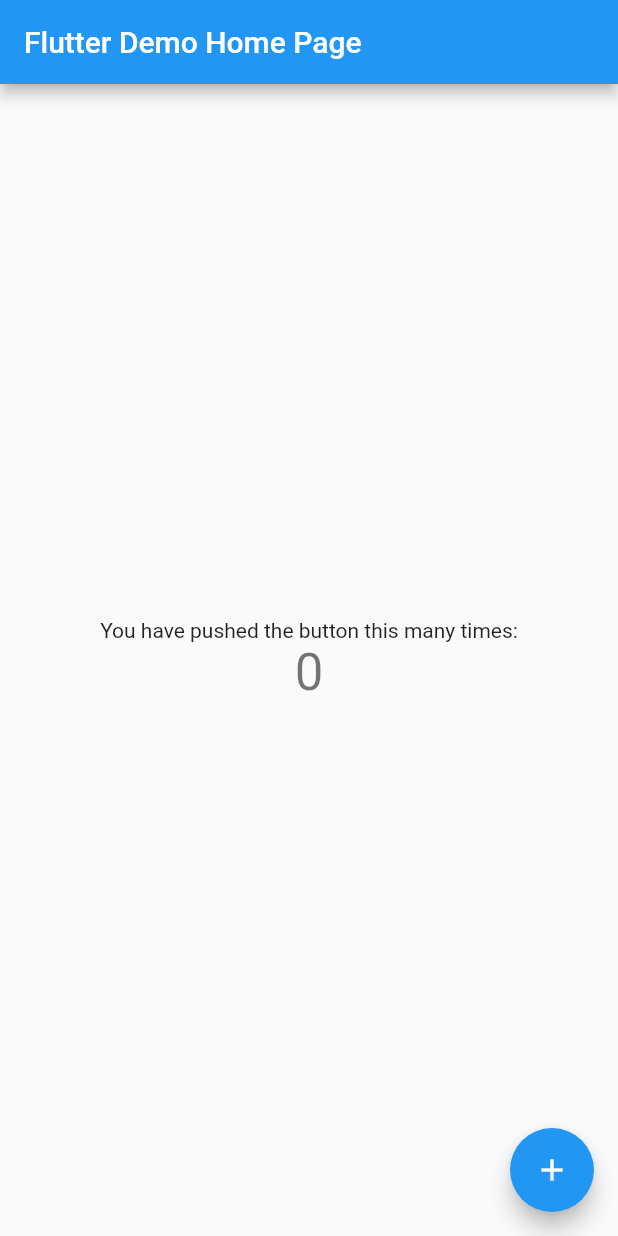
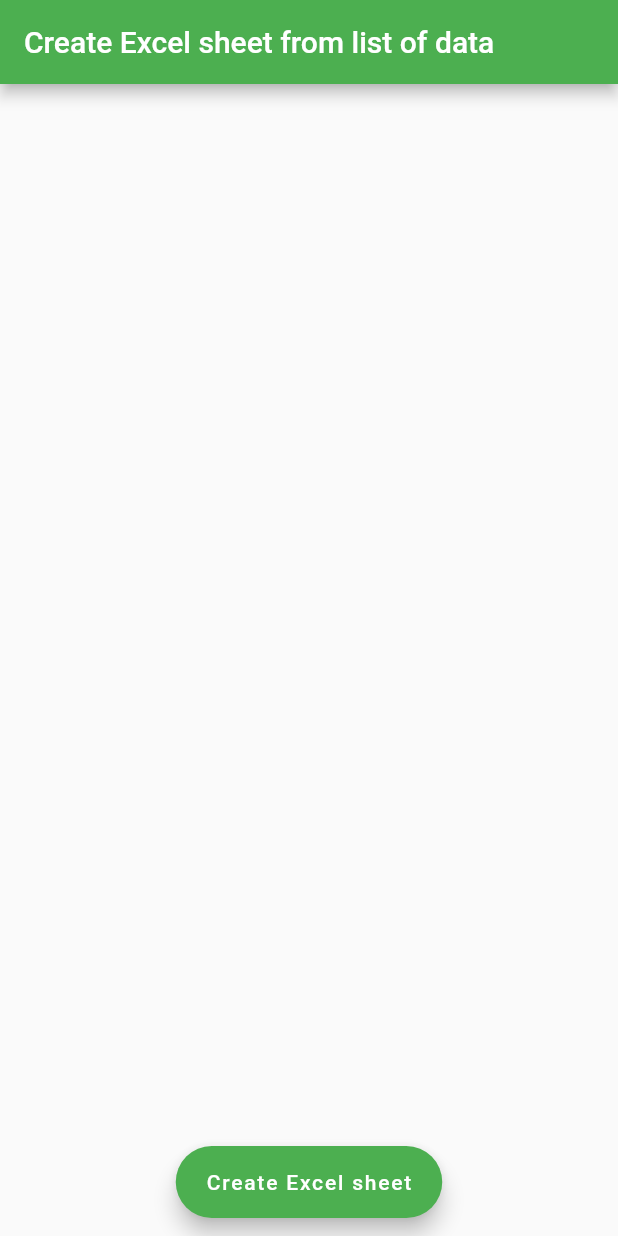
Before and after one commit to flutterwings304/create_excel_sheet_flutter_template, a Flutter app: the screen it shows after launch, on a phone screen of 412 x 824 dp. Run offline on Flutter 3.47's test engine with Material 2 defaults, Android fonts, the phone set to English and light mode, and no system bars; missing offline and left inert: syncfusion_flutter_xlsio.

Commit message:
create excel sheet

```diff
--- /dev/null
+++ b/assets/testing.json
@@ -0,0 +1,34 @@
+[
+    {
+        "title": "How to Add .env File in Flutter?",
+        "link": "https://www.geeksforgeeks.org/how-to-add-env-file-in-flutter/"
+    },
+    {
+        "title": "Flutter - Select Single and Multiple Files From Device",
+        "link": "https://www.geeksforgeeks.org/flutter-select-single-and-multiple-files-from-device/"
+    },
+    {
+        "title": "Autofill Hints Suggestion List in Flutter",
+        "link": "https://www.geeksforgeeks.org/autofill-hints-suggestion-list-in-flutter/"
+    },
+    {
+        "title": "How to Integrate Razorpay Payment Gateway in Flutter?",
+        "link": "https://www.geeksforgeeks.org/how-to-integrate-razorpay-payment-gateway-in-flutter/"
+    },
+    {
+        "title": "How to Setup Multiple Flutter Versions on Mac?",
+        "link": "https://www.geeksforgeeks.org/how-to-setup-multiple-flutter-versions-on-mac/"
+    },
+    {
+        "title": "How to Change Package Name in Flutter?",
+        "link": "https://www.geeksforgeeks.org/how-to-change-package-name-in-flutter/"
+    },
+    {
+        "title": "Flutter - How to Change App and Launcher Title in Different Platforms",
+        "link": "https://www.geeksforgeeks.org/flutter-how-to-change-app-and-launcher-title-in-different-platforms/"
+    },
+    {
+        "title": "Custom Label Text in TextFormField in Flutter",
+        "link": "https://www.geeksforgeeks.org/custom-label-text-in-textformfield-in-flutter/"
+    }
+]
--- /dev/null
+++ b/lib/constant.dart
@@ -0,0 +1,42 @@
+const myList = [
+  {
+    "title": "How to Add .env File in Flutter?",
+    "link": "https://www.geeksforgeeks.org/how-to-add-env-file-in-flutter/"
+  },
+  {
+    "title": "Flutter - Select Single and Multiple Files From Device",
+    "link":
+        "https://www.geeksforgeeks.org/flutter-select-single-and-multiple-files-from-device/"
+  },
+  {
+    "title": "Autofill Hints Suggestion List in Flutter",
+    "link":
+        "https://www.geeksforgeeks.org/autofill-hints-suggestion-list-in-flutter/"
+  },
+  {
+    "title": "How to Integrate Razorpay Payment Gateway in Flutter?",
+    "link":
+        "https://www.geeksforgeeks.org/how-to-integrate-razorpay-payment-gateway-in-flutter/"
+  },
+  {
+    "title": "How to Setup Multiple Flutter Versions on Mac?",
+    "link":
+        "https://www.geeksforgeeks.org/how-to-setup-multiple-flutter-versions-on-mac/"
+  },
+  {
+    "title": "How to Change Package Name in Flutter?",
+    "link":
+        "https://www.geeksforgeeks.org/how-to-change-package-name-in-flutter/"
+  },
+  {
+    "title":
+        "Flutter - How to Change App and Launcher Title in Different Platforms",
+    "link":
+        "https://www.geeksforgeeks.org/flutter-how-to-change-app-and-launcher-title-in-different-platforms/"
+  },
+  {
+    "title": "Custom Label Text in TextFormField in Flutter",
+    "link":
+        "https://www.geeksforgeeks.org/custom-label-text-in-textformfield-in-flutter/"
+  }
+];
--- a/lib/main.dart
+++ b/lib/main.dart
@@ -1,6 +1,13 @@
 import 'package:flutter/material.dart';
+import 'package:syncfusion_flutter_xlsio/xlsio.dart' as xcel;
+
+import 'constant.dart';
 
 void main() {
+ dynamic a = 4;
+  if (a > 3) {
+
+  }
   runApp(const MyApp());
 }
 
@@ -11,105 +18,59 @@
   @override
   Widget build(BuildContext context) {
     return MaterialApp(
-      title: 'Flutter Demo',
+      title: 'Create Excel sheet from list of data',
       theme: ThemeData(
-        // This is the theme of your application.
-        //
-        // Try running your application with "flutter run". You'll see the
-        // application has a blue toolbar. Then, without quitting the app, try
-        // changing the primarySwatch below to Colors.green and then invoke
-        // "hot reload" (press "r" in the console where you ran "flutter run",
-        // or simply save your changes to "hot reload" in a Flutter IDE).
-        // Notice that the counter didn't reset back to zero; the application
-        // is not restarted.
-        primarySwatch: Colors.blue,
+        primarySwatch: Colors.green,
       ),
-      home: const MyHomePage(title: 'Flutter Demo Home Page'),
+      home: const MyHomePage(),
     );
   }
 }
 
 class MyHomePage extends StatefulWidget {
-  const MyHomePage({Key? key, required this.title}) : super(key: key);
-
-  // This widget is the home page of your application. It is stateful, meaning
-  // that it has a State object (defined below) that contains fields that affect
-  // how it looks.
-
-  // This class is the configuration for the state. It holds the values (in this
-  // case the title) provided by the parent (in this case the App widget) and
-  // used by the build method of the State. Fields in a Widget subclass are
-  // always marked "final".
-
-  final String title;
+  const MyHomePage({
+    Key? key,
+  }) : super(key: key);
 
   @override
   State<MyHomePage> createState() => _MyHomePageState();
 }
 
 class _MyHomePageState extends State<MyHomePage> {
-  int _counter = 0;
-
-  void _incrementCounter() {
-    setState(() {
-      // This call to setState tells the Flutter framework that something has
-      // changed in this State, which causes it to rerun the build method below
-      // so that the display can reflect the updated values. If we changed
-      // _counter without calling setState(), then the build method would not be
-      // called again, and so nothing would appear to happen.
-      _counter++;
-    });
-  }
-
   @override
   Widget build(BuildContext context) {
-    // This method is rerun every time setState is called, for instance as done
-    // by the _incrementCounter method above.
-    //
-    // The Flutter framework has been optimized to make rerunning build methods
-    // fast, so that you can just rebuild anything that needs updating rather
-    // than having to individually change instances of widgets.
     return Scaffold(
       appBar: AppBar(
-        // Here we take the value from the MyHomePage object that was created by
-        // the App.build method, and use it to set our appbar title.
-        title: Text(widget.title),
+        title: const Text("Create Excel sheet from list of data"),
       ),
       body: Center(
-        // Center is a layout widget. It takes a single child and positions it
-        // in the middle of the parent.
         child: Column(
-          // Column is also a layout widget. It takes a list of children and
-          // arranges them vertically. By default, it sizes itself to fit its
-          // children horizontally, and tries to be as tall as its parent.
-          //
-          // Invoke "debug painting" (press "p" in the console, choose the
-          // "Toggle Debug Paint" action from the Flutter Inspector in Android
-          // Studio, or the "Toggle Debug Paint" command in Visual Studio Code)
-          // to see the wireframe for each widget.
-          //
-          // Column has various properties to control how it sizes itself and
-          // how it positions its children. Here we use mainAxisAlignment to
-          // center the children vertically; the main axis here is the vertical
-          // axis because Columns are vertical (the cross axis would be
-          // horizontal).
           mainAxisAlignment: MainAxisAlignment.center,
-          children: <Widget>[
-            const Text(
-              'You have pushed the button this many times:',
-            ),
-            Text(
-              '$_counter',
-              style: Theme.of(context).textTheme.headline4,
-            ),
-          ],
+          children: const <Widget>[],
         ),
       ),
-      floatingActionButton: FloatingActionButton(
-        onPressed: _incrementCounter,
-        tooltip: 'Increment',
-        child: const Icon(Icons.add),
-      ), // This trailing comma makes auto-formatting nicer for build methods.
+      floatingActionButtonLocation:
+          FloatingActionButtonLocation.miniCenterFloat,
+      floatingActionButton: FloatingActionButton.extended(
+        onPressed: () {
+          final xcel.Workbook workbook = xcel.Workbook();
+
+          final xcel.Worksheet sheet = workbook.worksheets[0];
+
+          sheet.getRangeByIndex(1, 1).setText("Title");
+          sheet.getRangeByIndex(1, 2).setText("Link");
+          for (var i = 0; i < myList.length; i++) {
+            final item = myList[i];
+
+            sheet.getRangeByIndex(i + 2, 1).setText(item["title"].toString());
+            sheet.getRangeByIndex(i + 2, 2).setText(item["link"].toString());
+          }
+          // final List<int> bytes = workbook.saveAsStream();
+          // workbook.saveAsCSV("mylist.csv");
+          workbook.dispose();
+        },
+        label: const Text("Create Excel sheet"),
+      ),
     );
   }
 }
```
Also changed, not shown: pubspec.yaml (+4 -65 lines), pubspec.lock, 3 other files.
